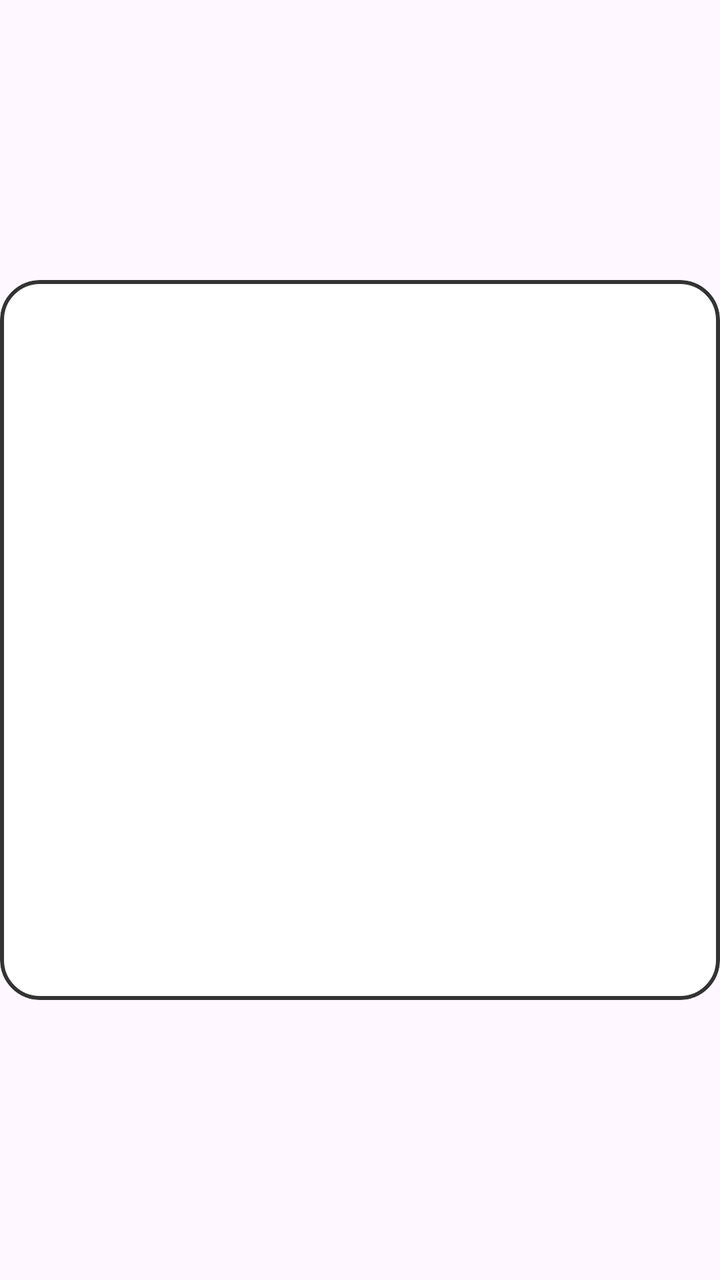
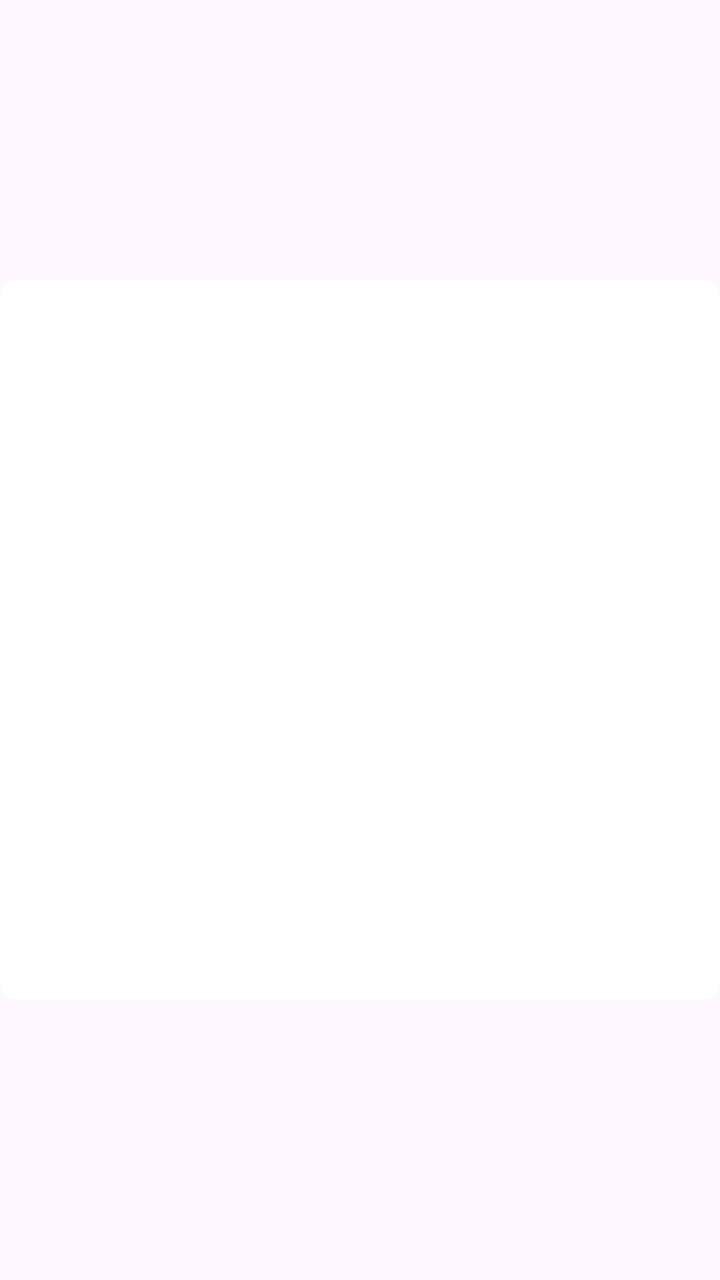

Before-and-after screenshots of an Android layout around one commit, followed by the original layout XML and the change that was made.
<!-- AndroidManifest.xml: application theme Theme.BaseProject -->
<!-- res/layout/item_speech.xml -->
<?xml version="1.0" encoding="utf-8"?>
<androidx.constraintlayout.widget.ConstraintLayout xmlns:android="http://schemas.android.com/apk/res/android"
    xmlns:app="http://schemas.android.com/apk/res-auto"
    android:layout_width="match_parent"
    android:layout_margin="5dp"
    android:layout_height="wrap_content">

    <FrameLayout
        android:layout_width="0dp"
        android:layout_height="0dp"
        app:layout_constraintBottom_toBottomOf="parent"
        app:layout_constraintDimensionRatio="1:1"
        app:layout_constraintEnd_toEndOf="parent"
        app:layout_constraintStart_toStartOf="parent"
        app:layout_constraintTop_toTopOf="parent">

        <com.google.android.material.card.MaterialCardView
            android:id="@+id/cardSpeech"
            android:layout_width="match_parent"
            android:layout_height="match_parent"
            app:strokeColor="#333333"
            app:strokeWidth="2dp"
            app:cardBackgroundColor="@color/white"
            app:cardCornerRadius="20dp"
            app:cardElevation="0dp">

            <ImageView
                android:id="@+id/imvSpeech"
                android:layout_width="match_parent"
                android:layout_height="match_parent"
                android:scaleType="fitCenter" />

        </com.google.android.material.card.MaterialCardView>

    </FrameLayout>

</androidx.constraintlayout.widget.ConstraintLayout>
<!-- resources referenced by this layout -->
<resources>
  <color name="white">#FFFFFFFF</color>
  <style name="Theme.BaseProject" parent="Base.Theme.BaseProject" />
  <style name="Base.Theme.BaseProject" parent="Theme.Material3.Light.NoActionBar">
          <item name="android:windowTranslucentStatus">false</item>
          <item name="android:statusBarColor">@android:color/transparent</item>
          <item name="android:windowSoftInputMode">adjustResize</item>
      </style>
</resources>

<!-- the commit's change to res/layout/item_speech.xml (unified diff, before → after) -->
@@ -2,7 +2,7 @@
 <androidx.constraintlayout.widget.ConstraintLayout xmlns:android="http://schemas.android.com/apk/res/android"
     xmlns:app="http://schemas.android.com/apk/res-auto"
     android:layout_width="match_parent"
-    android:layout_margin="5dp"
+    android:layout_margin="4dp"
     android:layout_height="wrap_content">
 
     <FrameLayout
@@ -18,10 +18,9 @@
             android:id="@+id/cardSpeech"
             android:layout_width="match_parent"
             android:layout_height="match_parent"
-            app:strokeColor="#333333"
-            app:strokeWidth="2dp"
             app:cardBackgroundColor="@color/white"
-            app:cardCornerRadius="20dp"
+            app:cardCornerRadius="8dp"
+            app:strokeColor="@color/transparent"
             app:cardElevation="0dp">
 
             <ImageView
<!-- resource entries referenced after the edit -->
@@ -1,5 +1,6 @@
 <!-- resources referenced by this layout -->
 <resources>
+  <color name="transparent">#00FFFFFF</color>
   <color name="white">#FFFFFFFF</color>
   <style name="Theme.BaseProject" parent="Base.Theme.BaseProject" />
   <style name="Base.Theme.BaseProject" parent="Theme.Material3.Light.NoActionBar">
